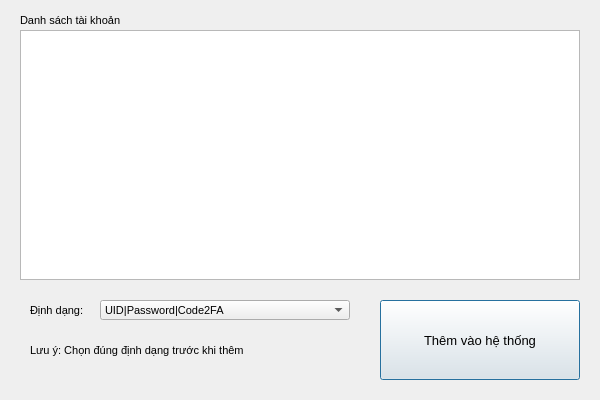
Taingovan97/facebook_ads, file FE/AddAccount/addAccount_UI.ui: the form before one commit.
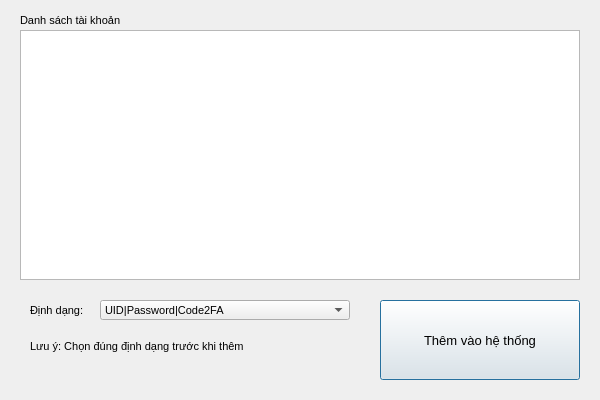
The form after the commit.

Patch:
```diff
--- a/FE/AddAccount/addAccount_UI.ui
+++ b/FE/AddAccount/addAccount_UI.ui
@@ -79,13 +79,22 @@
     <rect>
      <x>30</x>
      <y>340</y>
-     <width>300</width>
-     <height>20</height>
+     <width>320</width>
+     <height>40</height>
     </rect>
    </property>
+   <property name="maximumSize">
+    <size>
+     <width>320</width>
+     <height>40</height>
+    </size>
+   </property>
    <property name="text">
     <string>Lưu ý: Chọn đúng định dạng trước khi thêm</string>
    </property>
+   <property name="alignment">
+    <set>Qt::AlignLeading|Qt::AlignLeft|Qt::AlignTop</set>
+   </property>
   </widget>
   <widget class="QLabel" name="label_2">
    <property name="geometry">
```
